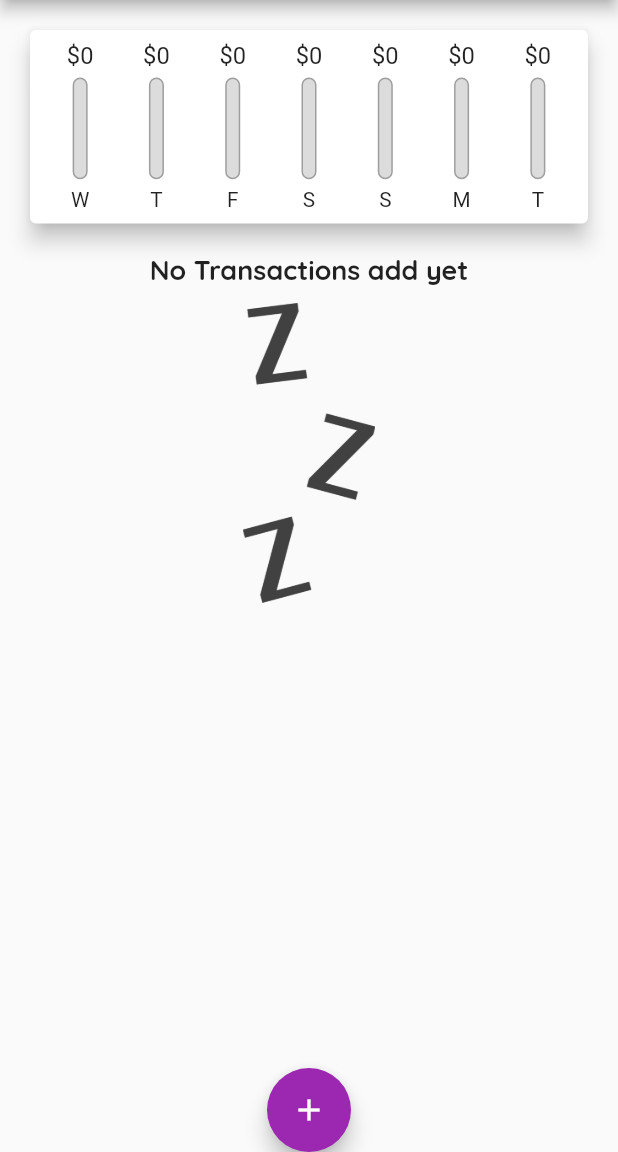
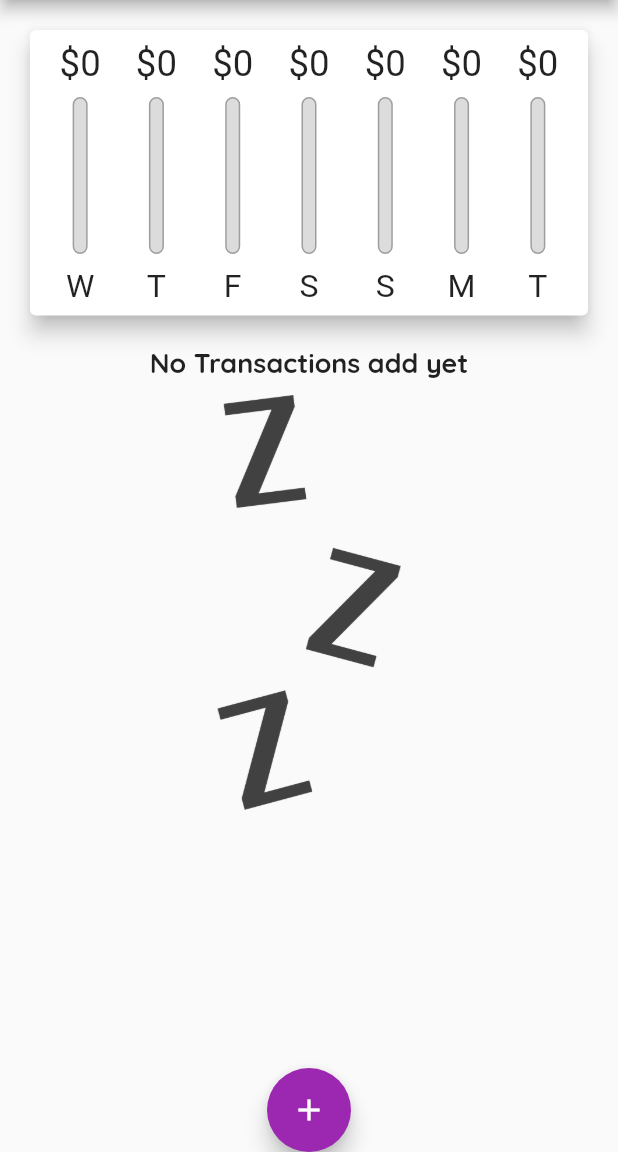
Before and after one commit to shiran02/Flutter_Expense_app, a Flutter app: the screen it shows after launch, on a phone screen of 412 x 824 dp, the part 84-1236 px from its top. Run offline on Flutter 3.47's test engine with Material 2 defaults, Android fonts, the phone set to English and light mode, and no system bars.

```diff
--- a/expense/lib/main.dart
+++ b/expense/lib/main.dart
@@ -4,50 +4,62 @@ import 'package:expense/model/transaction.dart';
 import 'package:expense/widgets/chart.dart';
 import 'package:expense/widgets/new_transaction.dart';
 import 'package:flutter/material.dart';
+import 'package:flutter/services.dart';
 import 'widgets/transaction_list.dart';
 
 void main() {
+  WidgetsFlutterBinding.ensureInitialized();
+
+  // SystemChrome.setPreferredOrientations([
+  //   DeviceOrientation.portraitUp,
+  //   DeviceOrientation.portraitDown,
+  // ]);
+
   runApp(const MyApp());
 }
 
 class MyApp extends StatelessWidget {
   const MyApp({super.key});
 
-
   @override
   Widget build(BuildContext context) {
     return MaterialApp(
-      title:'Personale Expenses',
-      theme:ThemeData(
+      title: 'Personale Expenses',
+      theme: ThemeData(
         primarySwatch: Colors.purple,
         // accentColor: Colors.amber,
         fontFamily: 'QuickSand',
 
-
         textTheme: ThemeData.light().textTheme.copyWith(
-          titleLarge:const TextStyle(
-              fontFamily:'Quicksand',
+              titleLarge: const TextStyle(
+                fontFamily: 'Quicksand',
                 fontSize: 18,
                 fontWeight: FontWeight.bold,
               ),
             ),
 
         appBarTheme: AppBarTheme(
-            toolbarTextStyle: ThemeData.light().textTheme.copyWith(
-            titleLarge:const TextStyle(
-              fontFamily:'Quicksand',
+          toolbarTextStyle: ThemeData.light()
+              .textTheme
+              .copyWith(
+                titleLarge: const TextStyle(
+                  fontFamily: 'Quicksand',
                   fontSize: 18,
                   fontWeight: FontWeight.bold,
                 ),
-            ).bodyText2, titleTextStyle: ThemeData.light().textTheme.copyWith(
-            titleLarge:const TextStyle(
-              fontFamily:'Quicksand',
+              )
+              .bodyText2,
+          titleTextStyle: ThemeData.light()
+              .textTheme
+              .copyWith(
+                titleLarge: const TextStyle(
+                  fontFamily: 'Quicksand',
                   fontSize: 18,
                   fontWeight: FontWeight.bold,
                 ),
-            ).headline6,
+              )
+              .headline6,
         ),
-
       ),
       home: const MyHomePage(),
     );
@@ -83,14 +95,19 @@ class _MyHomePageState extends State<MyHomePage> {
     // ),
   ];
 
+  bool _showchart = false;
 
-  List<Transaction> get _recentTransactions{              //get is key word its used to dart get
+  List<Transaction> get _recentTransactions {
+    //get is key word its used to dart get
     //return _userTransaction.where((tx){
     //return tx.date.isAfter(DateTime.now().subtract(Duration(days: 7),),);}).toList();
-      return _userTransaction.where((tx) => DateTime.now().difference(tx.date).inDays <= 7).toList();
+    return _userTransaction
+        .where((tx) => DateTime.now().difference(tx.date).inDays <= 7)
+        .toList();
   }
 
-  void _addNewTransaction(String txTitle, double txAmount , DateTime chosenDate ) {
+  void _addNewTransaction(
+      String txTitle, double txAmount, DateTime chosenDate) {
     final newTx = Transaction(
       id: DateTime.now().toString(),
       title: txTitle,
@@ -101,25 +118,26 @@ class _MyHomePageState extends State<MyHomePage> {
     setState(() {
       _userTransaction.add(newTx);
     });
-
   }
 
-    void _startAddNewTransaction(BuildContext ctx){
+  void _startAddNewTransaction(BuildContext ctx) {
     showModalBottomSheet(
-        context: ctx ,
-        builder: (_){
+      context: ctx,
+      builder: (_) {
         return GestureDetector(
-          onTap: (){},
+          onTap: () {},
           behavior: HitTestBehavior.opaque,
           child: NewTransaction(_addNewTransaction),
         );
-      },);   ///this method give by flutter
+      },
+    );
+
+    ///this method give by flutter
   }
 
-    void _deleteTransaction(String id){
-
+  void _deleteTransaction(String id) {
     setState(() {
-          _userTransaction.removeWhere((tx) =>  tx.id == id);
+      _userTransaction.removeWhere((tx) => tx.id == id);
     });
   }
 
@@ -127,22 +145,30 @@ class _MyHomePageState extends State<MyHomePage> {
   void initState() {
     // TODO: implement initState
     super.initState();
-
-
   }
 
   @override
   Widget build(BuildContext context) {
+    final isLandscape =
+        MediaQuery.of(context).orientation == Orientation.landscape;
+
     final appBar = AppBar(
-        title: const Text(
-          "Personal  Expenses"),
+      title: const Text("Personal  Expenses"),
       actions: <Widget>[
         IconButton(
           icon: const Icon(Icons.add),
-          onPressed:()=> _startAddNewTransaction(context),
+          onPressed: () => _startAddNewTransaction(context),
         )
       ],
     );
+
+    final txtListWidget = Container(
+        height: (MediaQuery.of(context).size.height -
+                appBar.preferredSize.height -
+                MediaQuery.of(context).padding.top) *
+            0.6,
+        child: TransactionList(_userTransaction, _deleteTransaction));
+
 
     return Scaffold(
         appBar: appBar,
@@ -151,28 +177,44 @@ final appBar = AppBar(
             //mainAxisAlignment: MainAxisAlignment.spaceAround,
             crossAxisAlignment: CrossAxisAlignment.stretch,
             children: <Widget>[
+              if (isLandscape)
+                Row(
+                  mainAxisAlignment: MainAxisAlignment.center,
+                  children: <Widget>[
+                    const Text('Show Chart'),
+                    Switch(
+                      value: _showchart,
+                      onChanged: (bool value) {
+                        setState(() {
+                          _showchart = value;
+                        });
+                      },
+                    ),
+                  ],
+                ),
+              if(!isLandscape)
                   Container(
-            height: (MediaQuery.of(context).size.height  -
+                      height: (MediaQuery.of(context).size.height -
                               appBar.preferredSize.height -
-            MediaQuery.of(context).padding.top
-            ) * 0.22,
+                              MediaQuery.of(context).padding.top) *
+                          0.3,
                       child: Chart(_recentTransactions)),
-
-           Container(
-            height: (MediaQuery.of(context).size.height  -
-            appBar.preferredSize.height-
-            MediaQuery.of(context).padding.top
-            ) *0.6 ,
-            child: TransactionList(_userTransaction , _deleteTransaction)),
+              if(!isLandscape) txtListWidget,
+              if(isLandscape)_showchart
+                  ? Container(
+                      height: (MediaQuery.of(context).size.height -
+                              appBar.preferredSize.height -
+                              MediaQuery.of(context).padding.top) *
+                          0.7,
+                      child: Chart(_recentTransactions))
+                  : txtListWidget
             ],
           ),
         ),
-
         floatingActionButtonLocation: FloatingActionButtonLocation.centerDocked,
         floatingActionButton: FloatingActionButton(
           child: const Icon(Icons.add),
-        onPressed:()=> _startAddNewTransaction(context),
-        )
-    );
+          onPressed: () => _startAddNewTransaction(context),
+        ));
   }
 }
--- a/expense/lib/widgets/transaction_list.dart
+++ b/expense/lib/widgets/transaction_list.dart
@@ -11,55 +11,54 @@ class TransactionList extends StatelessWidget {
   final List<Transaction> transactions;
   final Function deleteTx;
 
-  const TransactionList(this.transactions , this.deleteTx);
+  const TransactionList(this.transactions, this.deleteTx);
 
   @override
   Widget build(BuildContext context) {
-    return transactions.isEmpty
-      ? Column(
+    return  transactions.isEmpty
+        ? LayoutBuilder(builder: (ctx, constraints) {
+          return Column(
             children: <Widget>[
               Text(
                 'No Transactions add yet',
                 style: Theme.of(context).textTheme.titleLarge,
               ),
-
-          SizedBox(height: 10,),
-
+              SizedBox(
+                height: 10,
+              ),
               Container(
-            height: 200,
-            child: Image.asset('assets/images/waiting.png',fit: BoxFit.cover,),
+                height: constraints.maxHeight * 0.6,
+                child: Image.asset(
+                  'assets/images/waiting.png',
+                  fit: BoxFit.cover,
+                ),
               ),
             ],
-      ):ListView.builder(
-
-        itemBuilder: (ctx,index){
+          );
+        })
+        : ListView.builder(
+            itemBuilder: (ctx, index) {
               return Card(
                 elevation: 8,
-            margin: EdgeInsets.symmetric(vertical: 4,horizontal: 2),
+                margin: EdgeInsets.symmetric(vertical: 4, horizontal: 2),
                 child: ListTile(
                   leading: CircleAvatar(
                     radius: 30,
                     child: Padding(
                       padding: const EdgeInsets.all(6.0),
                       child: FittedBox(
-                    child: Text('\$${transactions[index].amount}')
+                          child: Text('\$${transactions[index].amount}')),
                     ),
                   ),
-              ),
-
-              title: Text(
-                transactions[index].title,
-                style: Theme.of(context).textTheme.bodyLarge
-                ),
-
+                  title: Text(transactions[index].title,
+                      style: Theme.of(context).textTheme.bodyLarge),
                   subtitle: Text(
                     DateFormat.yMMMd().format(transactions[index].date),
                     //   style: Theme.of(context).textTheme.bodyMedium
                   ),
-
                   trailing: IconButton(
-                icon:const Icon(Icons.delete),
-                onPressed: ()=> deleteTx(transactions[index].id),
+                    icon: const Icon(Icons.delete),
+                    onPressed: () => deleteTx(transactions[index].id),
                     color: Colors.red,
                   ),
                 ),
@@ -67,6 +66,5 @@ class TransactionList extends StatelessWidget {
             },
             itemCount: transactions.length,
           );
-
   }
 }
```
Lines whose indentation alone changed are shown as unchanged.
